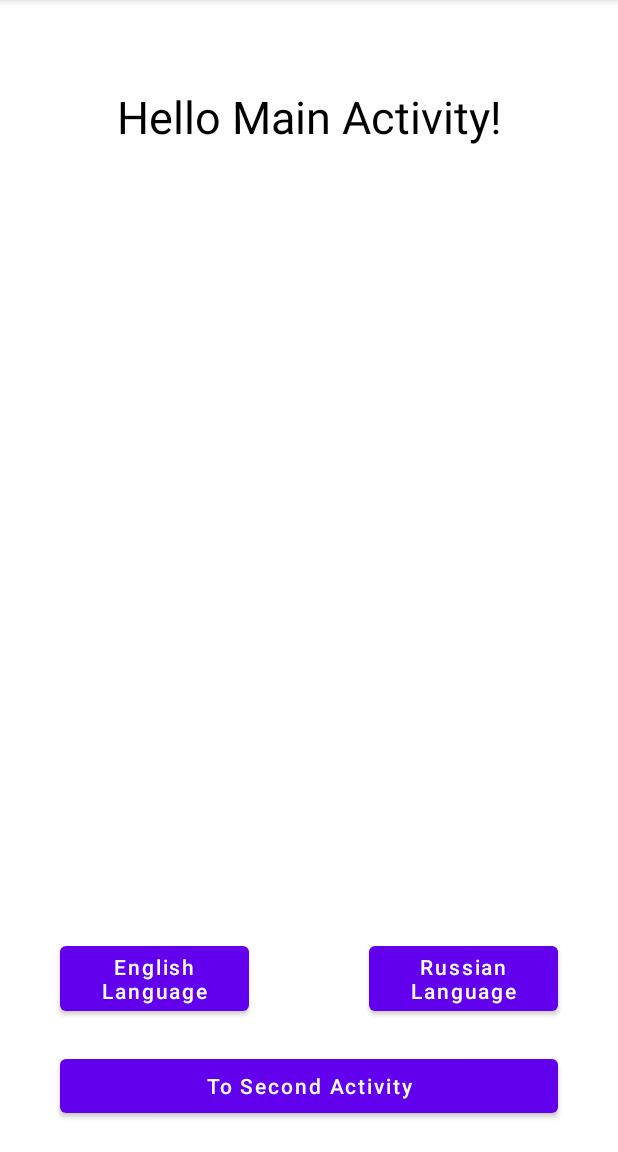
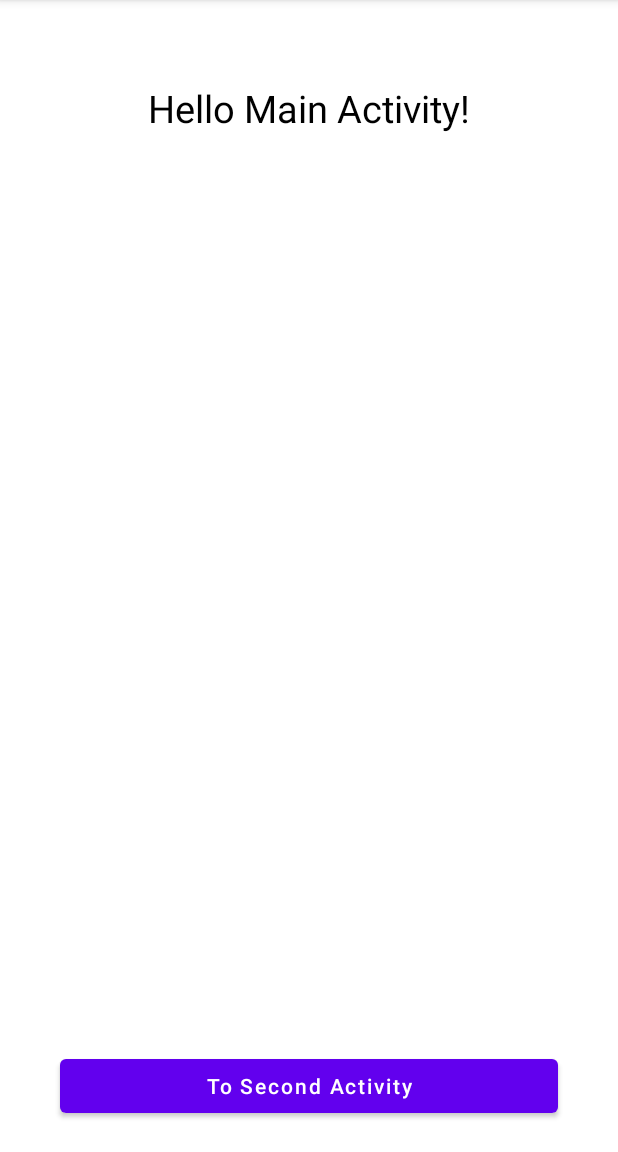
Before and after one commit to almoiv0499/Moroz_Lesson2, an Android app: the screen it shows after launch (MainActivity), on a phone screen of 412 x 824 dp, the part 84-1236 px from its top. Run offline under Robolectric (Android 15) with nearby library versions, the phone set to English and light mode, and no system bars.

Commit message:
feature added SharedPrefs in MainActivity.kt, saved state in SecondActivity.kt

```diff
--- a/app/src/main/java/ru/aston/moroz_lesson2/MainActivity.kt
+++ b/app/src/main/java/ru/aston/moroz_lesson2/MainActivity.kt
@@ -1,27 +1,44 @@
 package ru.aston.moroz_lesson2
 
+import android.content.Context
 import android.content.Intent
 import android.os.Bundle
 import androidx.appcompat.app.AppCompatActivity
 import ru.aston.moroz_lesson2.databinding.ActivityMainBinding
 
 class MainActivity : AppCompatActivity() {
+    companion object {
+        private const val STORE_KEY = "store_key"
+        private const val STORAGE_FILE = "storage_file"
+    }
 
     private lateinit var binding: ActivityMainBinding
+
+    private val sharedPreferences by lazy(LazyThreadSafetyMode.NONE) {
+        getSharedPreferences(STORAGE_FILE, Context.MODE_PRIVATE)
+    }
+
+    private val editor by lazy(LazyThreadSafetyMode.NONE) {
+        sharedPreferences.edit()
+    }
+
     override fun onCreate(savedInstanceState: Bundle?) {
         super.onCreate(savedInstanceState)
         binding = ActivityMainBinding.inflate(layoutInflater)
         setContentView(binding.root)
 
+        storeAndShowGotValue()
         navigateToSecondFragment()
     }
 
-    fun changeViewsLanguage() {
-        binding.buttonEnglishLanguage.setOnClickListener {
-
-        }
-        binding.buttonRussianLanguage.setOnClickListener {
-
+    private fun storeAndShowGotValue() {
+        val receivedValue = intent.getStringExtra(SecondActivity.NAVIGATE_KEY)
+        if (receivedValue != null && receivedValue.isNotEmpty()) {
+            editor.putString(STORE_KEY, receivedValue).apply()
+            binding.textViewMainActivity.text = receivedValue
+        } else {
+            binding.textViewMainActivity.text =
+                sharedPreferences.getString(STORE_KEY, getString(R.string.hello_main_activity))
         }
     }
 
@@ -31,4 +48,9 @@ class MainActivity : AppCompatActivity() {
             startActivity(intent)
         }
     }
+
+    override fun onDestroy() {
+        super.onDestroy()
+        editor.remove(STORE_KEY).apply()
+    }
 }
--- a/app/src/main/res/layout/activity_main.xml
+++ b/app/src/main/res/layout/activity_main.xml
@@ -7,50 +7,21 @@
     tools:context=".MainActivity">
 
     <TextView
+        android:id="@+id/textView_main_activity"
         android:layout_width="@dimen/width_fill_all_available_space"
         android:layout_height="wrap_content"
-        android:layout_marginStart="20dp"
-        android:layout_marginTop="40dp"
-        android:layout_marginEnd="20dp"
+        android:layout_marginStart="@dimen/margin_start_and_end_for_textViews"
+        android:layout_marginEnd="@dimen/margin_start_and_end_for_textViews"
+        android:layout_marginTop="@dimen/margin_top_for_textView"
         android:ellipsize="end"
         android:gravity="center"
         android:lines="2"
         android:text="@string/hello_main_activity"
         android:textColor="@color/black"
-        android:textSize="30sp"
+        android:textSize="@dimen/text_size_for_all_textViews"
         app:layout_constraintEnd_toEndOf="parent"
         app:layout_constraintStart_toStartOf="parent"
         app:layout_constraintTop_toTopOf="parent" />
-
-    <com.google.android.material.button.MaterialButton
-        android:id="@+id/button_english_language"
-        android:layout_width="@dimen/width_fill_all_available_space"
-        android:layout_height="wrap_content"
-        android:layout_marginStart="@dimen/button_margin_start_and_end"
-        android:layout_marginEnd="@dimen/button_margin_start_and_end"
-        android:layout_marginBottom="@dimen/button_margin_bottom"
-        android:ellipsize="end"
-        android:lines="2"
-        android:text="@string/string_english_language"
-        android:textAllCaps="false"
-        app:layout_constraintBottom_toTopOf="@id/button_navigate_to_second_activity"
-        app:layout_constraintEnd_toStartOf="@id/button_russian_language"
-        app:layout_constraintStart_toStartOf="parent" />
-
-    <com.google.android.material.button.MaterialButton
-        android:id="@+id/button_russian_language"
-        android:layout_width="@dimen/width_fill_all_available_space"
-        android:layout_height="wrap_content"
-        android:layout_marginStart="@dimen/button_margin_start_and_end"
-        android:layout_marginEnd="@dimen/button_margin_start_and_end"
-        android:layout_marginBottom="@dimen/button_margin_bottom"
-        android:ellipsize="end"
-        android:lines="2"
-        android:text="@string/string_russian_language"
-        android:textAllCaps="false"
-        app:layout_constraintBottom_toTopOf="@id/button_navigate_to_second_activity"
-        app:layout_constraintEnd_toEndOf="parent"
-        app:layout_constraintStart_toEndOf="@id/button_english_language" />
 
     <com.google.android.material.button.MaterialButton
         android:id="@+id/button_navigate_to_second_activity"
--- a/app/src/main/res/values/dimens.xml
+++ b/app/src/main/res/values/dimens.xml
@@ -1,7 +1,10 @@
 <?xml version="1.0" encoding="utf-8"?>
 <resources>
+    <dimen name="margin_start_and_end_for_textViews">20sp</dimen>
     <dimen name="button_margin_start_and_end">40dp</dimen>
     <dimen name="button_margin_bottom">20dp</dimen>
     <dimen name="width_fill_all_available_space">0dp</dimen>
     <dimen name="editText_margin">25dp</dimen>
+    <dimen name="text_size_for_all_textViews">25sp</dimen>
+    <dimen name="margin_top_for_textView">40dp</dimen>
 </resources>
--- a/app/src/main/res/values/strings.xml
+++ b/app/src/main/res/values/strings.xml
@@ -6,4 +6,5 @@
     <string name="hello_main_activity">Hello Main Activity!</string>
     <string name="input_text">Input text...</string>
     <string name="to_main_activity">To Main Activity</string>
+    <string name="string_input_text">Input text!</string>
 </resources>
```
Also changed, not shown: app/src/main/java/ru/aston/moroz_lesson2/SecondActivity.kt (+30 -7 lines), app/src/main/res/layout/activity_second.xml (+13 -0 lines).
